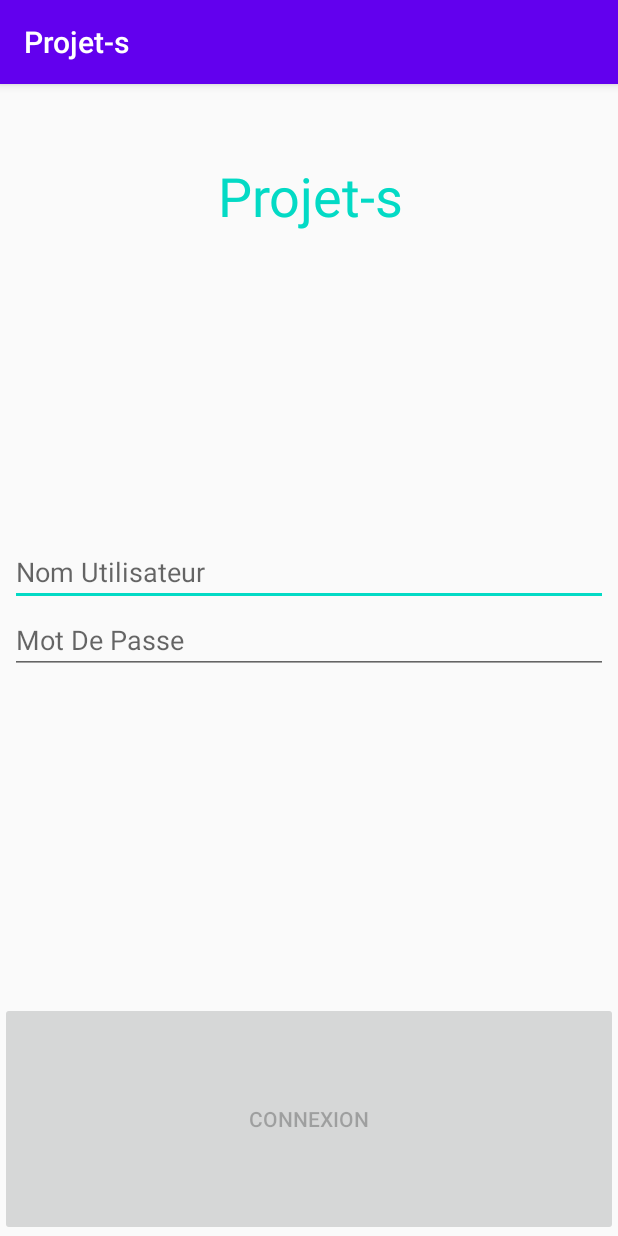
After one commit to h-d3v/classroom-attendance, an Android app: the fragment VueConnexion shown on its own in the app's theme, on a phone screen of 412 x 824 dp. The commit adds this screen. Run offline under Robolectric (Android 15) with nearby library versions, the phone set to English and light mode, and no system bars.

Commit message:
rajout dela vue de conneixon

```diff
--- a/app/src/main/AndroidManifest.xml
+++ b/app/src/main/AndroidManifest.xml
@@ -9,7 +9,7 @@
         android:roundIcon="@mipmap/ic_launcher_round"
         android:supportsRtl="true"
         android:theme="@style/AppTheme">
-        <activity android:name=".MainActivity">
+        <activity android:name=".ui.activité.MainActivity">
             <intent-filter>
                 <action android:name="android.intent.action.MAIN" />
 
--- /dev/null
+++ b/app/src/main/java/dti/g25/projet_s/présentation/ContratVuePrésenteurConnexion.java
@@ -0,0 +1,20 @@
+package dti.g25.projet_s.présentation;
+
+public interface ContratVuePrésenteurConnexion {
+
+    /**
+     * contrat de la de connexion
+     */
+    public interface IVueConnexion{
+        public String getNomUtilisateur();
+        public String getMdpUtilisateur();
+    }
+
+    /**
+     * contrat du présenteur de connexion
+     */
+    public interface IPrésenteurConnexion {
+        public void tenterConnexion();
+    }
+
+}
--- /dev/null
+++ b/app/src/main/java/dti/g25/projet_s/présentation/modèle/Modèle.java
@@ -0,0 +1,6 @@
+package dti.g25.projet_s.présentation.modèle;
+
+public class Modèle {
+
+
+}
--- /dev/null
+++ b/app/src/main/java/dti/g25/projet_s/présentation/vue/VueConnexion.java
@@ -0,0 +1,93 @@
+package dti.g25.projet_s.présentation.vue;
+
+import android.os.Bundle;
+import android.text.Editable;
+import android.text.TextWatcher;
+import android.view.LayoutInflater;
+import android.view.View;
+import android.view.ViewGroup;
+import android.widget.Button;
+import android.widget.TextView;
+import androidx.fragment.app.Fragment;
+
+import dti.g25.projet_s.R;
+import dti.g25.projet_s.présentation.ContratVuePrésenteurConnexion;
+
+public class VueConnexion extends Fragment implements ContratVuePrésenteurConnexion.IVueConnexion {
+
+    private static final String EXTRA_POSITION = "dti.g25.maitredesbillets.position";
+    private static final String EXTRA_DESCRIPTION_BILLET = "dti.g25.maitredesbillets.descriptionBillet";
+    private static final String EXTRA_TITRE_BILLET = "dti.g25.maitredesbillets.titreBillet";
+
+    private ContratVuePrésenteurConnexion.IPrésenteurConnexion présenteur;
+
+    private TextView txtUtilisateur;
+    private TextView txtMotDePasse;
+    private Button btnConnexion;
+
+    /**
+     * Permet d'associer le présenteur a la vue
+     * @param présenteur
+     */
+    public void setPrésenteur(ContratVuePrésenteurConnexion.IPrésenteurConnexion présenteur) {
+        this.présenteur=présenteur;
+    }
+
+    /**
+     * Créer la vue lorsqu'on lane l'app et la retourn en paramêtre
+     * @param inflater
+     * @param container
+     * @param savedInstanceState
+     * @return
+     */
+    @Override
+    public View onCreateView (LayoutInflater inflater,
+                              ViewGroup container,
+                              Bundle savedInstanceState) {
+        View racine = inflater.inflate(R.layout.connexion_activite, container, false);
+
+        txtUtilisateur=racine.findViewById(R.id.txtUtilisateur);
+        txtMotDePasse=racine.findViewById(R.id.txtMotDePasse);
+        btnConnexion = racine.findViewById(R.id.btnConnexion);
+        btnConnexion.setEnabled(false);
+        txtUtilisateur.addTextChangedListener(billetTextWatcher);
+        txtMotDePasse.addTextChangedListener(billetTextWatcher);
+        btnConnexion.setOnClickListener(new View.OnClickListener() {
+            public void onClick(View v) {
+                présenteur.tenterConnexion();
+            }
+        });
+
+        return racine;
+    }
+
+    private TextWatcher billetTextWatcher = new TextWatcher() {
+        @Override
+        public void beforeTextChanged(CharSequence s, int start, int count, int after) {
+
+        }
+
+        @Override
+        public void onTextChanged(CharSequence s, int start, int before, int count) {
+            if (getNomUtilisateur().trim().isEmpty() || getNomUtilisateur().trim().isEmpty()) {
+                btnConnexion.setEnabled(false);
+            }
+        }
+
+        @Override
+        public void afterTextChanged(Editable s) {
+
+        }
+    };
+
+    @Override
+    public String getNomUtilisateur() {
+        return txtUtilisateur.getText().toString();
+    }
+
+    @Override
+    public String getMdpUtilisateur() {
+        return txtMotDePasse.getText().toString();
+    }
+
+}
--- a/app/src/main/java/dti/g25/projet_s/MainActivity.java
+++ b/app/src/main/java/dti/g25/projet_s/ui/activité/MainActivity.java
@@ -1,8 +1,10 @@
-package dti.g25.projet_s;
+package dti.g25.projet_s.ui.activité;
 
 import androidx.appcompat.app.AppCompatActivity;
 
 import android.os.Bundle;
+
+import dti.g25.projet_s.R;
 
 public class MainActivity extends AppCompatActivity {
 
--- /dev/null
+++ b/app/src/main/res/layout/connexion_activite.xml
@@ -0,0 +1,57 @@
+<?xml version="1.0" encoding="utf-8"?>
+<LinearLayout xmlns:android="http://schemas.android.com/apk/res/android"
+    xmlns:tools="http://schemas.android.com/tools"
+    android:layout_width="match_parent"
+    android:layout_height="match_parent"
+    android:orientation="vertical">
+
+    <TextView
+        android:id="@+id/textView2"
+        android:layout_width="match_parent"
+        android:layout_height="509dp"
+        android:layout_weight="1"
+        android:paddingLeft="145dp"
+        android:paddingTop="50dp"
+        android:text="@string/app_name"
+        android:textColor="@color/colorAccent"
+        android:textSize="36sp" />
+
+    <LinearLayout
+        android:layout_width="match_parent"
+        android:layout_height="530dp"
+        android:layout_weight="1"
+        android:orientation="vertical"
+        android:padding="10px">
+
+        <EditText
+            android:id="@+id/txtUtilisateur"
+            android:layout_width="match_parent"
+            android:layout_height="wrap_content"
+            android:ems="10"
+            android:hint="@string/nom_utilisateur"
+            android:inputType="textPersonName" />
+
+        <EditText
+            android:id="@+id/txtMotDePasse"
+            android:layout_width="match_parent"
+            android:layout_height="wrap_content"
+            android:ems="10"
+            android:hint="@string/mot_de_passe"
+            android:inputType="textPassword"/>
+    </LinearLayout>
+
+    <LinearLayout
+        android:layout_width="match_parent"
+        android:layout_height="370dp"
+        android:layout_weight="1"
+        android:orientation="vertical">
+
+        <Button
+            android:id="@+id/btnConnexion"
+            android:layout_width="match_parent"
+            android:layout_height="wrap_content"
+            android:layout_weight="1"
+            android:text="@string/connexion" />
+    </LinearLayout>
+
+</LinearLayout>
--- a/app/src/main/res/values/strings.xml
+++ b/app/src/main/res/values/strings.xml
@@ -1,3 +1,6 @@
 <resources>
     <string name="app_name">Projet-s</string>
+    <string name="mot_de_passe">Mot De Passe</string>
+    <string name="nom_utilisateur">Nom Utilisateur</string>
+    <string name="connexion">Connexion</string>
 </resources>
```
Also changed, not shown: app/src/main/java/dti/g25/projet_s/présentation/présenteur/PrésenteurConnexion.java (added, +34 -0 lines), app/src/main/res/layout/activity_main.xml (+3 -13 lines), 1 other file.
